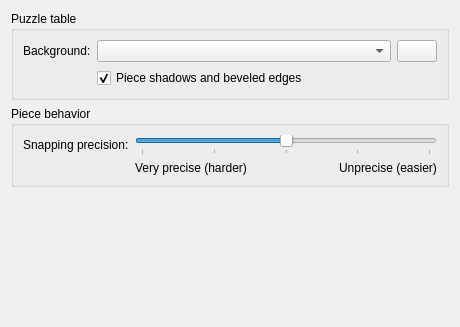
The window that palapeli/src/settings.ui (jsj2008/kdegames) describes before a commit, drawn with Qt 5.
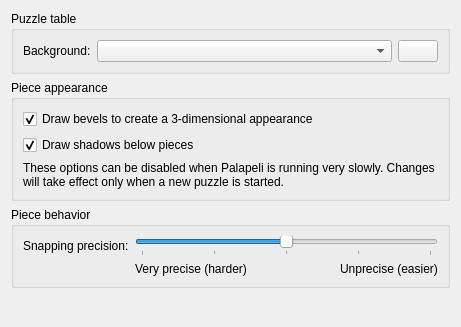
The same window after the commit. Custom widgets are drawn as their Qt base class.

Commit message: Split the PieceVisualsEnabled setting into two settings for shadows and bevels.

The edit to the form file:
```diff
--- a/palapeli/src/settings.ui
+++ b/palapeli/src/settings.ui
@@ -6,7 +6,7 @@
    <rect>
     <x>0</x>
     <y>0</y>
-    <width>460</width>
+    <width>461</width>
     <height>327</height>
    </rect>
   </property>
@@ -45,16 +45,45 @@
         </property>
        </widget>
       </item>
-      <item row="1" column="1">
-       <widget class="QCheckBox" name="kcfg_ViewPieceVisualsEnabled">
+     </layout>
+    </widget>
+   </item>
+   <item>
+    <widget class="QGroupBox" name="groupBox">
+     <property name="title">
+      <string>Piece appearance</string>
+     </property>
+     <layout class="QVBoxLayout" name="verticalLayout_2">
+      <item>
+       <widget class="QCheckBox" name="kcfg_PieceBevelsEnabled">
         <property name="text">
-         <string>Piece shadows and beveled edges</string>
+         <string>Draw bevels to create a 3-dimensional appearance</string>
         </property>
         <property name="checked">
          <bool>true</bool>
         </property>
        </widget>
       </item>
+      <item>
+       <widget class="QCheckBox" name="kcfg_PieceShadowsEnabled">
+        <property name="text">
+         <string>Draw shadows below pieces</string>
+        </property>
+        <property name="checked">
+         <bool>true</bool>
+        </property>
+       </widget>
+      </item>
+      <item>
+       <widget class="QLabel" name="label_4">
+        <property name="text">
+         <string>These options can be disabled when Palapeli is running very slowly. Changes will take effect only when a new puzzle is started.</string>
+        </property>
+        <property name="wordWrap">
+         <bool>true</bool>
+        </property>
+       </widget>
+      </item>
      </layout>
     </widget>
    </item>
```
The commit also changes 2 other files.
